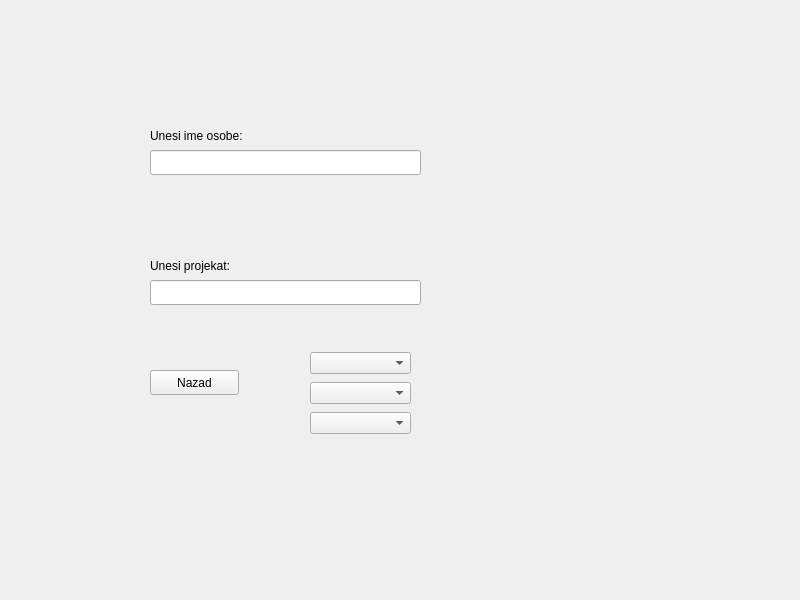
Before: the Qt Designer form gui.ui in uivetic/SPC, drawn with Qt 5.
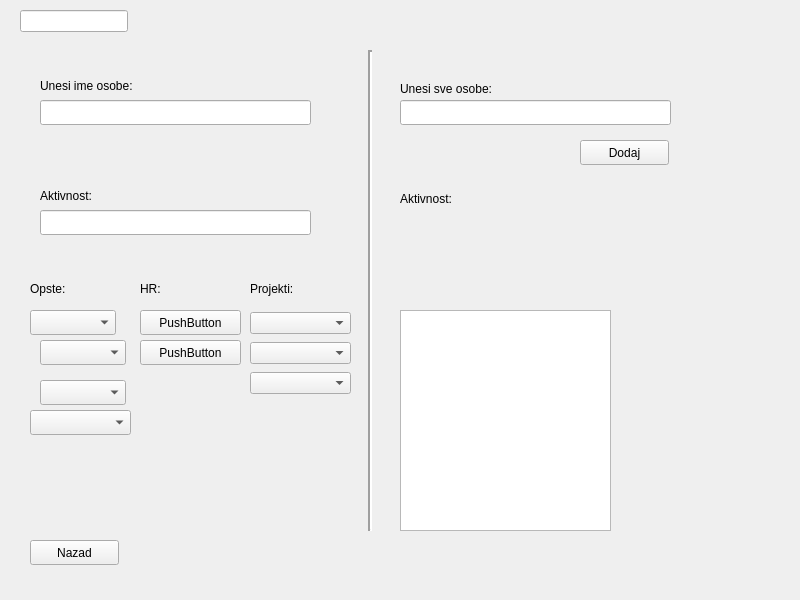
After: the same form once the commit is applied.

Commit message: started work on opste combo box

Patch:
```diff
--- a/gui.ui
+++ b/gui.ui
@@ -17,10 +17,10 @@
    <widget class="QStackedWidget" name="stackedWidget">
     <property name="geometry">
      <rect>
-      <x>80</x>
-      <y>50</y>
-      <width>631</width>
-      <height>471</height>
+      <x>20</x>
+      <y>10</y>
+      <width>701</width>
+      <height>571</height>
      </rect>
     </property>
     <property name="currentIndex">
@@ -58,8 +58,8 @@
      <widget class="QLabel" name="label">
       <property name="geometry">
        <rect>
-        <x>70</x>
-        <y>70</y>
+        <x>20</x>
+        <y>60</y>
         <width>131</width>
         <height>31</height>
        </rect>
@@ -71,8 +71,8 @@
      <widget class="QLineEdit" name="lineEdit">
       <property name="geometry">
        <rect>
-        <x>70</x>
-        <y>100</y>
+        <x>20</x>
+        <y>90</y>
         <width>271</width>
         <height>25</height>
        </rect>
@@ -81,21 +81,21 @@
      <widget class="QLabel" name="label_2">
       <property name="geometry">
        <rect>
-        <x>70</x>
+        <x>20</x>
+        <y>170</y>
+        <width>131</width>
+        <height>31</height>
+       </rect>
+      </property>
+      <property name="text">
+       <string>Aktivnost:</string>
+      </property>
+     </widget>
+     <widget class="QLineEdit" name="activityLineEditLeft">
+      <property name="geometry">
+       <rect>
+        <x>20</x>
         <y>200</y>
-        <width>131</width>
-        <height>31</height>
-       </rect>
-      </property>
-      <property name="text">
-       <string>Unesi projekat:</string>
-      </property>
-     </widget>
-     <widget class="QLineEdit" name="lineEdit_2">
-      <property name="geometry">
-       <rect>
-        <x>70</x>
-        <y>230</y>
         <width>271</width>
         <height>25</height>
        </rect>
@@ -104,8 +104,8 @@
      <widget class="QPushButton" name="nazadButton">
       <property name="geometry">
        <rect>
-        <x>70</x>
-        <y>320</y>
+        <x>10</x>
+        <y>530</y>
         <width>89</width>
         <height>25</height>
        </rect>
@@ -202,6 +202,187 @@
        </item>
       </layout>
      </widget>
+     <widget class="QLabel" name="projectsLabelLeft">
+      <property name="geometry">
+       <rect>
+        <x>230</x>
+        <y>270</y>
+        <width>67</width>
+        <height>17</height>
+       </rect>
+      </property>
+      <property name="text">
+       <string>Projekti:</string>
+      </property>
+     </widget>
+     <widget class="Line" name="line">
+      <property name="geometry">
+       <rect>
+        <x>340</x>
+        <y>40</y>
+        <width>20</width>
+        <height>481</height>
+       </rect>
+      </property>
+      <property name="lineWidth">
+       <number>2</number>
+      </property>
+      <property name="orientation">
+       <enum>Qt::Vertical</enum>
+      </property>
+     </widget>
+     <widget class="QPlainTextEdit" name="allPersonsRight">
+      <property name="geometry">
+       <rect>
+        <x>380</x>
+        <y>300</y>
+        <width>211</width>
+        <height>221</height>
+       </rect>
+      </property>
+     </widget>
+     <widget class="QLabel" name="namesLabelRight">
+      <property name="geometry">
+       <rect>
+        <x>380</x>
+        <y>70</y>
+        <width>121</width>
+        <height>17</height>
+       </rect>
+      </property>
+      <property name="text">
+       <string>Unesi sve osobe:</string>
+      </property>
+     </widget>
+     <widget class="QLineEdit" name="namesRightLineEdit">
+      <property name="geometry">
+       <rect>
+        <x>380</x>
+        <y>90</y>
+        <width>271</width>
+        <height>25</height>
+       </rect>
+      </property>
+     </widget>
+     <widget class="QPushButton" name="addButtonRight">
+      <property name="geometry">
+       <rect>
+        <x>560</x>
+        <y>130</y>
+        <width>89</width>
+        <height>25</height>
+       </rect>
+      </property>
+      <property name="text">
+       <string>Dodaj</string>
+      </property>
+     </widget>
+     <widget class="QLabel" name="activityLabelLeft">
+      <property name="geometry">
+       <rect>
+        <x>380</x>
+        <y>180</y>
+        <width>91</width>
+        <height>17</height>
+       </rect>
+      </property>
+      <property name="text">
+       <string>Aktivnost:</string>
+      </property>
+     </widget>
+     <widget class="QLineEdit" name="activityLineEditRight"/>
+     <widget class="QLabel" name="opsteLabelLeft">
+      <property name="geometry">
+       <rect>
+        <x>10</x>
+        <y>270</y>
+        <width>67</width>
+        <height>17</height>
+       </rect>
+      </property>
+      <property name="text">
+       <string>Opste:</string>
+      </property>
+     </widget>
+     <widget class="QLabel" name="hrLabelLeft">
+      <property name="geometry">
+       <rect>
+        <x>120</x>
+        <y>270</y>
+        <width>67</width>
+        <height>17</height>
+       </rect>
+      </property>
+      <property name="text">
+       <string>HR:</string>
+      </property>
+     </widget>
+     <widget class="QPushButton" name="pushButton_6">
+      <property name="geometry">
+       <rect>
+        <x>120</x>
+        <y>300</y>
+        <width>101</width>
+        <height>25</height>
+       </rect>
+      </property>
+      <property name="text">
+       <string>PushButton</string>
+      </property>
+     </widget>
+     <widget class="QPushButton" name="pushButton_7">
+      <property name="geometry">
+       <rect>
+        <x>120</x>
+        <y>330</y>
+        <width>101</width>
+        <height>25</height>
+       </rect>
+      </property>
+      <property name="text">
+       <string>PushButton</string>
+      </property>
+     </widget>
+     <widget class="QComboBox" name="dropDownOpste4">
+      <property name="geometry">
+       <rect>
+        <x>10</x>
+        <y>400</y>
+        <width>101</width>
+        <height>25</height>
+       </rect>
+      </property>
+     </widget>
+     <widget class="QComboBox" name="dropDownOpste1">
+      <property name="geometry">
+       <rect>
+        <x>10</x>
+        <y>300</y>
+        <width>86</width>
+        <height>25</height>
+       </rect>
+      </property>
+     </widget>
+     <widget class="QComboBox" name="dropDownOpste2">
+      <property name="geometry">
+       <rect>
+        <x>20</x>
+        <y>330</y>
+        <width>86</width>
+        <height>25</height>
+       </rect>
+      </property>
+     </widget>
+     <widget class="QComboBox" name="dropDownOpste3">
+      <property name="geometry">
+       <rect>
+        <x>20</x>
+        <y>370</y>
+        <width>86</width>
+        <height>25</height>
+       </rect>
+      </property>
+     </widget>
     </widget>
    </widget>
   </widget>
```
Left out of the diff: 12 changed lines with no effect on the pictures. The commit also changes 3 other files.
